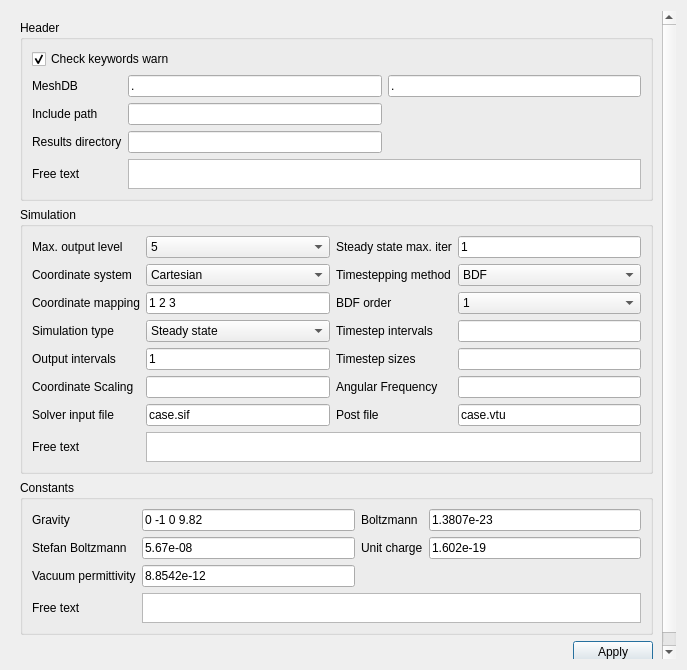
Old version of the form ElmerGUI/Application/forms/generalsetup.ui in the repository ElmerCSC/elmerfem.
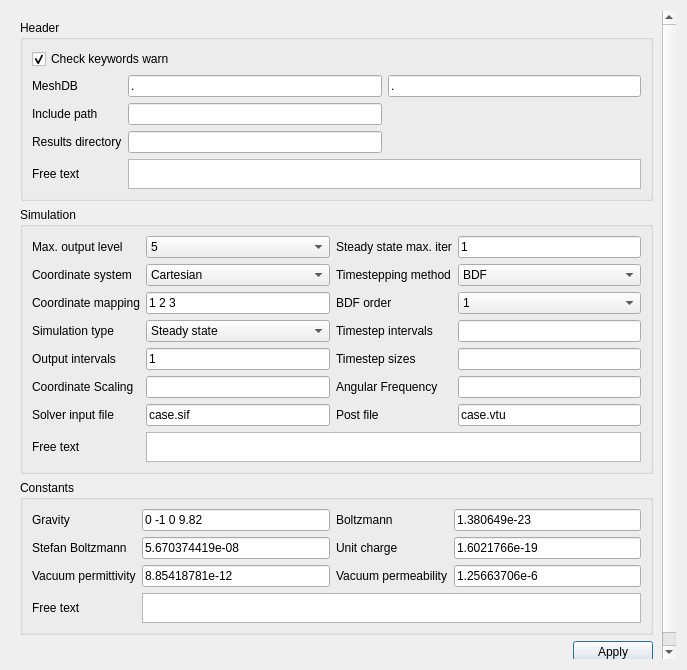
New version of the form. Icons and pictures are not drawn.

Commit message: Minor polishing of sif file generation in ElmerGUI: no duplicate materials, added permeability of vacuum, removed some unnecessary flags (e.g. transient flags is steady state)

Diff of the .ui file:
```diff
--- a/ElmerGUI/Application/forms/generalsetup.ui
+++ b/ElmerGUI/Application/forms/generalsetup.ui
@@ -538,7 +538,7 @@
           <item row="0" column="3">
            <widget class="QLineEdit" name="boltzmannEdit">
             <property name="text">
-             <string>1.3807e-23</string>
+             <string>1.380649e-23</string>
             </property>
            </widget>
           </item>
@@ -552,7 +552,7 @@
           <item row="1" column="1">
            <widget class="QLineEdit" name="stefanBoltzmannEdit">
             <property name="text">
-             <string>5.67e-08</string>
+             <string>5.670374419e-08</string>
             </property>
            </widget>
           </item>
@@ -566,7 +566,7 @@
           <item row="1" column="3">
            <widget class="QLineEdit" name="unitChargeEdit">
             <property name="text">
-             <string>1.602e-19</string>
+             <string>1.6021766e-19</string>
             </property>
            </widget>
           </item>
@@ -580,10 +580,24 @@
           <item row="2" column="1">
            <widget class="QLineEdit" name="vacuumPermittivityEdit">
             <property name="text">
-             <string>8.8542e-12</string>
+             <string>8.85418781e-12</string>
             </property>
            </widget>
           </item>
+          <item row="2" column="2">
+           <widget class="QLabel" name="vacuumPermeabilityLabel">
+            <property name="text">
+             <string>Vacuum permeability</string>
+            </property>
+           </widget>
+          </item>
+          <item row="2" column="3">
+           <widget class="QLineEdit" name="vacuumPermeabilityEdit">
+            <property name="text">
+             <string>1.25663706e-6</string>
+            </property>
+           </widget>
+          </item>	  
           <item row="3" column="0">
            <widget class="QLabel" name="constantsFreeTextLabel">
             <property name="text">
```
The commit also changes 3 other files.
